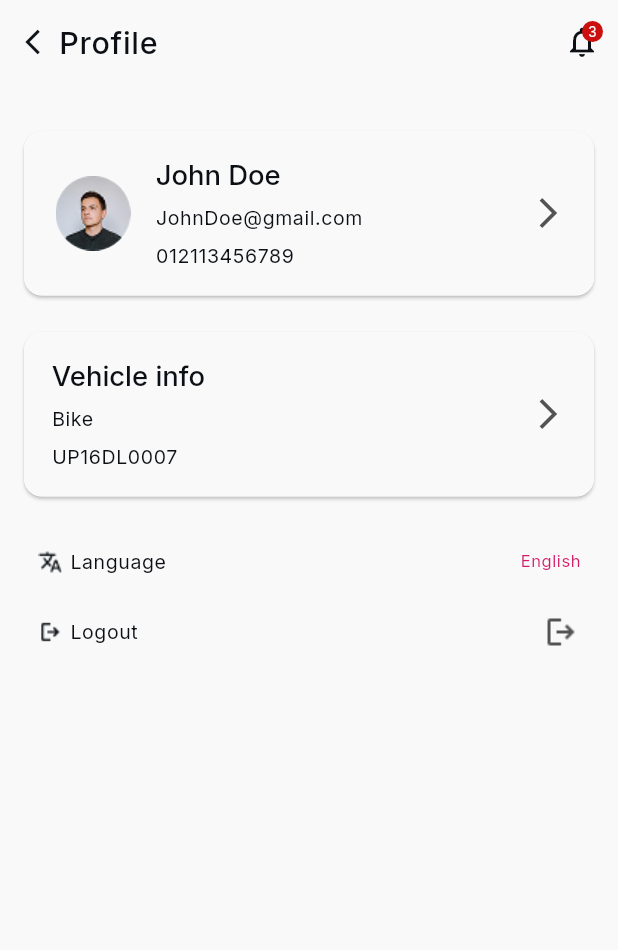
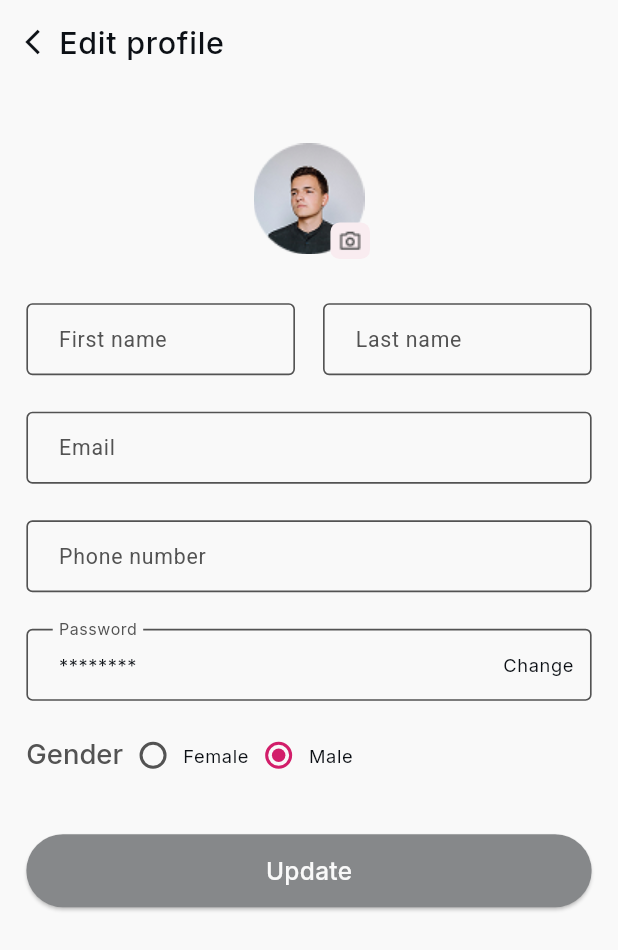
Before and after one commit to Bablu521/Elevate-Tracking-App, a Flutter app: the ProfileScreen screen opened by its route, after a tap on the "arrow forward ios" icon, on a phone screen of 412 x 824 dp. Shown: the top 950 px of the screen. Run offline on Flutter 3.47's test engine with Material 3 defaults, Android fonts, the phone set to English and light mode, and no system bars; our stand-ins replace dio, equatable, flutter_bloc, flutter_screenutil, flutter_secure_storage, geolocator and 5 more; accounts and stored records are empty; generated files the repository leaves out were written again.

Commit message:
complete edit profile info screen ui

```diff
--- a/lib/core/router/app_router.dart
+++ b/lib/core/router/app_router.dart
@@ -4,6 +4,8 @@ import 'package:elevate_tracking_app/presentation/home/views/screen/home_screen.
 import 'package:elevate_tracking_app/presentation/main_home/views/screen/main_home_screen.dart';
 import 'package:elevate_tracking_app/presentation/onboarding/views/screen/onboarding_screen.dart';
 import 'package:elevate_tracking_app/presentation/orders/views/screen/orders_screen.dart';
+import 'package:elevate_tracking_app/presentation/profile/views/screen/edit_profile_info_screen.dart';
+import 'package:elevate_tracking_app/presentation/profile/views/screen/edit_vehicle_info_screen.dart';
 import 'package:elevate_tracking_app/presentation/profile/views/screen/profile_screen.dart';
 import 'package:elevate_tracking_app/presentation/auth/login/view/screen/login_screen.dart';
 import 'package:go_router/go_router.dart';
@@ -38,13 +40,21 @@ abstract class AppRouter {
       path: RouteNames.profile,
       builder: (context, state) => ProfileScreen(),
     ),
+    GoRoute(
+      path: RouteNames.editProfileInfo,
+      builder: (context, state) => const EditProfileInfoScreen(),
+    ),
+    GoRoute(
+      path: RouteNames.editVehicleInfo,
+      builder: (context, state) => const EditVehicleInfoScreen(),
+    ),
+
 
   ];
 
   static GoRouter router(String? token) {
     return GoRouter(
       initialLocation: token == null ? RouteNames.onboarding : RouteNames.mainHome,
-      // initialLocation: RouteNames.profile,
       routes: routes,
     );
   }
--- a/lib/core/router/route_names.dart
+++ b/lib/core/router/route_names.dart
@@ -6,7 +6,8 @@ abstract class RouteNames {
   static const String home = "/home";
   static const String orders = "/orders";
   static const String profile = "/profile";
-  static const String editProfile = "/editProfile";
+  static const String editProfileInfo = "/editProfileInfo";
+  static const String editVehicleInfo = "/editVehicleInfo";
   static const String changePassword = "/changePassword";
   static const String forgetPassword = "/forgetPassword";
   static const String resetPassword = "/resetPassword";
--- a/lib/l10n/intl_en.arb
+++ b/lib/l10n/intl_en.arb
@@ -50,5 +50,15 @@
   "logout": "Logout",
   "logoutDialogTitle": "LOGOUT",
   "confirmLogout": "Confirm logout!!",
-  "cancel": "Cancel"
+  "cancel": "Cancel",
+  "editProfile": "Edit profile",
+  "firstName": "First name",
+  "lastName": "Last name",
+  "phoneNumber": "Phone number",
+  "change": "Change",
+  "gender": "Gender",
+  "male": "Male",
+  "female": "Female",
+  "update": "Update"
+
 }
--- /dev/null
+++ b/lib/presentation/profile/views/screen/edit_profile_info_screen.dart
@@ -0,0 +1,26 @@
+import 'package:elevate_tracking_app/generated/l10n.dart';
+import 'package:elevate_tracking_app/presentation/profile/views/widgets/edit_profile_info_view_body.dart';
+import 'package:flutter/material.dart';
+import 'package:flutter_screenutil/flutter_screenutil.dart';
+import 'package:go_router/go_router.dart';
+
+class EditProfileInfoScreen extends StatelessWidget {
+  const EditProfileInfoScreen({super.key});
+
+    @override
+  Widget build(BuildContext context) {
+    return Scaffold(
+      appBar: AppBar(
+        title: Text(AppLocalizations.of(context).editProfile , style: Theme.of(context).textTheme.bodyLarge!.copyWith(fontWeight: FontWeight.w500),),
+        leading: Padding(
+          padding: EdgeInsets.only(left: 8.w),
+          child: IconButton(
+            onPressed: () => context.canPop() ? context.pop() : null,
+            icon: const Icon(Icons.arrow_back_ios , size: 20,),
+          ),
+        ),
+      ),
+      body: const SafeArea(child: EditProfileInfoViewBody()),
+    );
+  }
+}
--- /dev/null
+++ b/lib/presentation/profile/views/screen/edit_vehicle_info_screen.dart
@@ -0,0 +1,26 @@
+import 'package:elevate_tracking_app/generated/l10n.dart';
+import 'package:elevate_tracking_app/presentation/profile/views/widgets/edit_vehicle_info_view_body.dart';
+import 'package:flutter/material.dart';
+import 'package:flutter_screenutil/flutter_screenutil.dart';
+import 'package:go_router/go_router.dart';
+
+class EditVehicleInfoScreen extends StatelessWidget {
+  const EditVehicleInfoScreen({super.key});
+
+  @override
+  Widget build(BuildContext context) {
+    return Scaffold(
+      appBar: AppBar(
+        title: Text(AppLocalizations.of(context).editProfile , style: Theme.of(context).textTheme.bodyLarge!.copyWith(fontWeight: FontWeight.w500),),
+        leading: Padding(
+          padding: EdgeInsets.only(left: 8.w),
+          child: IconButton(
+            onPressed: () => context.canPop() ? context.pop() : null,
+            icon: const Icon(Icons.arrow_back_ios , size: 20,),
+          ),
+        ),
+      ),
+      body: const SafeArea(child: EditVehicleInfoViewBody()),
+    );
+  }
+}
--- /dev/null
+++ b/lib/presentation/profile/views/widgets/edit_profile_image_section.dart
@@ -0,0 +1,49 @@
+import 'package:elevate_tracking_app/core/constants/app_colors.dart';
+import 'package:elevate_tracking_app/core/constants/app_icons.dart';
+import 'package:elevate_tracking_app/core/constants/app_images.dart';
+import 'package:flutter/material.dart';
+import 'package:flutter_screenutil/flutter_screenutil.dart';
+
+class EditProfileImageSection extends StatelessWidget {
+  const EditProfileImageSection({super.key});
+
+  @override
+  Widget build(BuildContext context) {
+    return Center(
+      child: Stack(
+        children: [
+          Container(
+            height: 79.h,
+            width: 74.w,
+            decoration: const BoxDecoration(
+              shape: BoxShape.circle,
+              image: DecorationImage(
+                image: AssetImage(AppImages.imagePhotoEditProfile),
+              ),
+            ),
+          ),
+          Positioned(
+            bottom: 0,
+            right: 0,
+            child: InkWell(
+              onTap: (){
+                // upload profile image
+              },
+              child: Container(
+                height: 24.h,
+                width: 24.w,
+                decoration: BoxDecoration(
+                  borderRadius: BorderRadius.all(Radius.circular(6.r)),
+                  color: AppColors.lightPink,
+                  image: const DecorationImage(
+                    image: AssetImage(AppIcons.iconCameraEditProfile),
+                  ),
+                ),
+              ),
+            ),
+          ),
+        ],
+      ),
+    );
+  }
+}
--- /dev/null
+++ b/lib/presentation/profile/views/widgets/edit_profile_info_form.dart
@@ -0,0 +1,92 @@
+import 'package:elevate_tracking_app/core/router/route_names.dart';
+import 'package:elevate_tracking_app/core/utils/validations.dart';
+import 'package:elevate_tracking_app/generated/l10n.dart';
+import 'package:flutter/material.dart';
+import 'package:flutter_screenutil/flutter_screenutil.dart';
+import 'package:go_router/go_router.dart';
+
+// ignore: must_be_immutable
+class EditProfileInfoForm extends StatelessWidget {
+  EditProfileInfoForm({super.key});
+
+  TextEditingController firstNameController = TextEditingController();
+  TextEditingController lastNameController = TextEditingController();
+  TextEditingController emailController = TextEditingController();
+  TextEditingController phoneNumberController = TextEditingController();
+  GlobalKey<FormState> formKey = GlobalKey<FormState>();
+
+  @override
+  Widget build(BuildContext context) {
+    return Form(
+      key: formKey,
+      child: Column(
+        children: [
+          Row(
+            children: [
+              Expanded(
+                child: TextFormField(
+                  controller: firstNameController,
+                  style: Theme.of(context).textTheme.bodySmall,
+                  validator: Validations.validateFullName,
+                  decoration: InputDecoration(
+                    labelText: AppLocalizations.of(context).firstName,
+                  ),
+                ),
+              ),
+              SizedBox(width: 17.w),
+              Expanded(
+                child: TextFormField(
+                  controller: lastNameController,
+                  style: Theme.of(context).textTheme.bodySmall,
+                  validator: Validations.validateFullName,
+                  decoration: InputDecoration(
+                    labelText: AppLocalizations.of(context).lastName,
+                  ),
+                ),
+              ),
+            ],
+          ),
+          SizedBox(height: 24.h),
+          TextFormField(
+            controller: emailController,
+            style: Theme.of(context).textTheme.bodySmall,
+            validator: Validations.validateEmail,
+            decoration: InputDecoration(
+              labelText: AppLocalizations.of(context).email,
+            ),
+          ),
+          SizedBox(height: 24.h),
+          TextFormField(
+            keyboardType: TextInputType.phone,
+            controller: phoneNumberController,
+            style: Theme.of(context).textTheme.bodySmall,
+            validator: Validations.validatePhoneNumber,
+            decoration: InputDecoration(
+              labelText: AppLocalizations.of(context).phoneNumber,
+            ),
+          ),
+          SizedBox(height: 24.h),
+          TextFormField(
+            initialValue: "00000000",
+            obscureText: true,
+            obscuringCharacter: "*",
+            readOnly: true,
+            style: Theme.of(context).textTheme.bodySmall,
+            decoration: InputDecoration(
+              suffixIcon: TextButton(
+                onPressed: () {
+                  context.push(RouteNames.changePassword);
+                },
+                child: Text(
+                  AppLocalizations.of(context).change,
+                  style: Theme.of(context).textTheme.bodySmall,
+                ),
+              ),
+              labelText: AppLocalizations.of(context).password,
+            ),
+          ),
+        ],
+      ),
+    );
+  }
+}
--- /dev/null
+++ b/lib/presentation/profile/views/widgets/edit_profile_info_view_body.dart
@@ -0,0 +1,42 @@
+import 'package:elevate_tracking_app/core/constants/app_colors.dart';
+import 'package:elevate_tracking_app/generated/l10n.dart';
+import 'package:elevate_tracking_app/presentation/profile/views/widgets/edit_profile_image_section.dart';
+import 'package:elevate_tracking_app/presentation/profile/views/widgets/edit_profile_info_form.dart';
+import 'package:elevate_tracking_app/presentation/profile/views/widgets/gender_radio_list_tile.dart';
+import 'package:flutter/material.dart';
+import 'package:flutter_screenutil/flutter_screenutil.dart';
+
+
+// ignore: must_be_immutable
+class EditProfileInfoViewBody extends StatelessWidget {
+  const EditProfileInfoViewBody({super.key});
+
+  @override
+  Widget build(BuildContext context) {
+    return SingleChildScrollView(
+      child: Padding(
+        padding: EdgeInsets.symmetric(horizontal: 16.w),
+        child: Column(
+          children: [
+            SizedBox(height: 36.h),
+            const EditProfileImageSection(),
+            SizedBox(height: 29.h),
+            EditProfileInfoForm(),
+            SizedBox(height: 24.h),
+            const GenderRadioListTile(),
+            SizedBox(height: 40.h),
+            SizedBox(
+              height: 48.h,
+              width: double.infinity,
+              child: ElevatedButton(
+                style: ElevatedButton.styleFrom(backgroundColor: AppColors.black[30]),
+                onPressed: (){
+                  // update profile info
+                }, child: Text(AppLocalizations.of(context).update,style: Theme.of(context).textTheme.bodyMedium!.copyWith(fontWeight: FontWeight.w500,color: AppColors.white),))),
+            SizedBox(height: 32.h),
+          ],
+        ),
+      ),
+    );
+  }
+}
--- /dev/null
+++ b/lib/presentation/profile/views/widgets/edit_vehicle_info_view_body.dart
@@ -0,0 +1,10 @@
+import 'package:flutter/material.dart';
+
+class EditVehicleInfoViewBody extends StatelessWidget {
+  const EditVehicleInfoViewBody({super.key});
+
+  @override
+  Widget build(BuildContext context) {
+    return const Placeholder();
+  }
+}
--- /dev/null
+++ b/lib/presentation/profile/views/widgets/gender_radio_list_tile.dart
@@ -0,0 +1,78 @@
+// ignore_for_file: deprecated_member_use
+
+import 'package:elevate_tracking_app/core/constants/app_colors.dart';
+import 'package:elevate_tracking_app/core/enums/gender_enum.dart';
+import 'package:elevate_tracking_app/generated/l10n.dart';
+import 'package:flutter/material.dart';
+
+// ignore: must_be_immutable
+class GenderRadioListTile extends StatefulWidget {
+  const GenderRadioListTile({super.key});
+
+
+
+  @override
+  State<GenderRadioListTile> createState() => _GenderRadioListTileState();
+}
+
+class _GenderRadioListTileState extends State<GenderRadioListTile> {
+  Gender? selectedGender = Gender.male;
+
+  @override
+  Widget build(BuildContext context) {
+    return Row(
+      children: [
+        Text(
+          AppLocalizations.of(context).gender,
+          style: Theme.of(
+            context,
+          ).textTheme.headlineMedium!.copyWith(color: AppColors.gray),
+        ),
+        IntrinsicWidth(
+          child: RadioListTile(
+            title: Text(
+              AppLocalizations.of(context).female,
+              style: Theme.of(context).textTheme.bodySmall!.copyWith(),
+            ),
+            value: Gender.female,
+            groupValue: selectedGender,
+            onChanged: (value) {
+              setState(() {
+                selectedGender = value;
+              });
+            },
+            activeColor: AppColors.mainColor,
+            fillColor: MaterialStateProperty.resolveWith<Color>((states) {
+              if (states.contains(MaterialState.selected)) {
+                return AppColors.mainColor;
+              }
+              return AppColors.gray;
+            }),
+          ),
+        ),
+        IntrinsicWidth(
+          child: RadioListTile(
+            title: Text(
+              AppLocalizations.of(context).male,
+              style: Theme.of(context).textTheme.bodySmall,
+            ),
+            value: Gender.male,
+            groupValue: selectedGender,
+            onChanged: (value) {
+              setState(() {
+                selectedGender = value;
+              });
+            },
+            activeColor: AppColors.mainColor,
+            fillColor: MaterialStateProperty.resolveWith<Color>((states) {
+              if (states.contains(MaterialState.selected)) {
+                return AppColors.mainColor;
+              }
+              return AppColors.gray;
+            }),
+          ),
+        ),
+      ],
+    );
+  }
+}
--- a/lib/presentation/profile/views/widgets/profile_details_card.dart
+++ b/lib/presentation/profile/views/widgets/profile_details_card.dart
@@ -1,7 +1,9 @@
 import 'package:elevate_tracking_app/core/constants/app_colors.dart';
 import 'package:elevate_tracking_app/core/constants/app_images.dart';
+import 'package:elevate_tracking_app/core/router/route_names.dart';
 import 'package:flutter/material.dart';
 import 'package:flutter_screenutil/flutter_screenutil.dart';
+import 'package:go_router/go_router.dart';
 
 class ProfileDetailsCard extends StatelessWidget {
   const ProfileDetailsCard({super.key});
@@ -45,12 +47,16 @@ class ProfileDetailsCard extends StatelessWidget {
                   SizedBox(height: 8.h),
                   Text(
                     "JohnDoe@gmail.com",
-                          style: Theme.of(context).textTheme.bodySmall!.copyWith(fontSize: 13),
+                    style: Theme.of(
+                      context,
+                    ).textTheme.bodySmall!.copyWith(fontSize: 13),
                   ),
                   SizedBox(height: 8.h),
                   Text(
                     "012113456789",
-                          style: Theme.of(context).textTheme.bodySmall!.copyWith(fontSize: 13),
+                    style: Theme.of(
+                      context,
+                    ).textTheme.bodySmall!.copyWith(fontSize: 13),
                   ),
                 ],
               ),
@@ -59,7 +65,7 @@ class ProfileDetailsCard extends StatelessWidget {
               padding: EdgeInsets.only(right: 16.w),
               child: InkWell(
                 onTap: () {
-                        // navigate to update profile info
+                  context.push(RouteNames.editProfileInfo);
                 },
                 child: const Icon(
                   Icons.arrow_forward_ios,
--- a/lib/presentation/profile/views/widgets/vehicle_info_card.dart
+++ b/lib/presentation/profile/views/widgets/vehicle_info_card.dart
@@ -1,6 +1,8 @@
 import 'package:elevate_tracking_app/core/constants/app_colors.dart';
+import 'package:elevate_tracking_app/core/router/route_names.dart';
 import 'package:flutter/material.dart';
 import 'package:flutter_screenutil/flutter_screenutil.dart';
+import 'package:go_router/go_router.dart';
 
 class VehicleInfoCard extends StatelessWidget {
   const VehicleInfoCard({super.key});
@@ -35,12 +37,16 @@ class VehicleInfoCard extends StatelessWidget {
                     SizedBox(height: 8.h),
                     Text(
                       "Bike",
-                            style: Theme.of(context).textTheme.bodySmall!.copyWith(fontSize: 13),
+                      style: Theme.of(
+                        context,
+                      ).textTheme.bodySmall!.copyWith(fontSize: 13),
                     ),
                     SizedBox(height: 8.h),
                     Text(
                       "UP16DL0007",
-                            style: Theme.of(context).textTheme.bodySmall!.copyWith(fontSize: 13),
+                      style: Theme.of(
+                        context,
+                      ).textTheme.bodySmall!.copyWith(fontSize: 13),
                     ),
                   ],
                 ),
@@ -50,7 +56,7 @@ class VehicleInfoCard extends StatelessWidget {
               padding: EdgeInsets.only(right: 16.w),
               child: InkWell(
                 onTap: () {
-                        // navigate to update profile info
+                  context.push(RouteNames.editVehicleInfo);
                 },
                 child: const Icon(
                   Icons.arrow_forward_ios,
```
Lines whose indentation alone changed are shown as unchanged.
